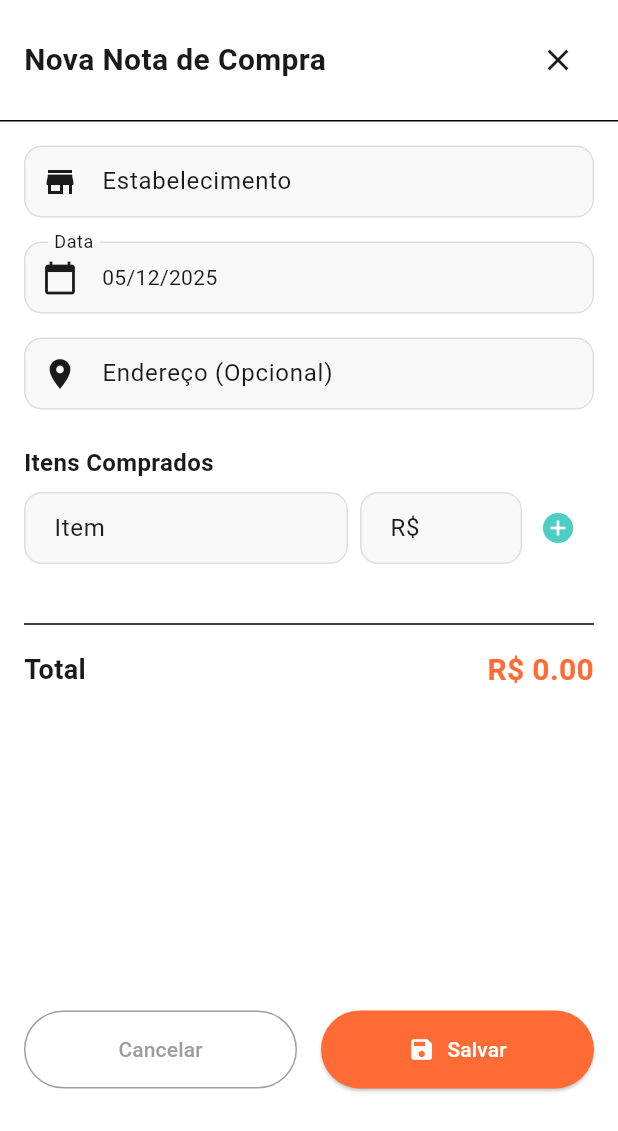
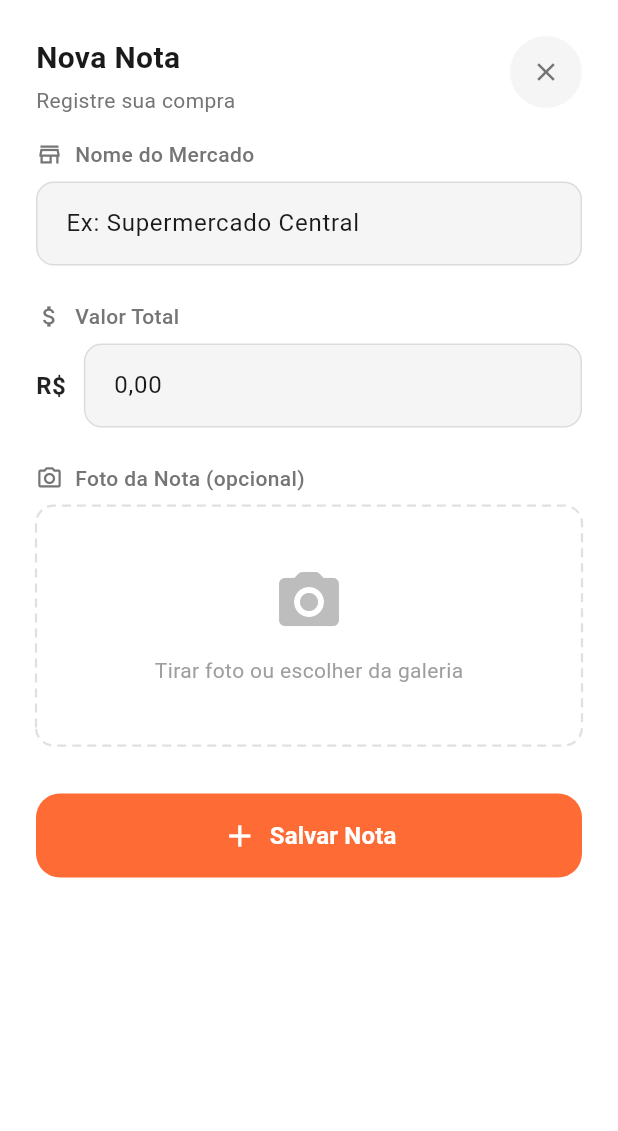
Before and after one commit to bcabreu/smart_market_list, a Flutter app: the AddNoteModal widget shown alone on an empty page, opened directly, on a phone screen of 412 x 824 dp. Shown: the top 1131 px of the screen. Run offline on Flutter 3.47's test engine with Material 3 defaults, Android fonts, the phone set to English and light mode, and no system bars; our stand-ins replace cached_network_image, flutter_riverpod, font_awesome_flutter, hive, hive_flutter, image_picker and 3 more; accounts and stored records are empty; network calls fail.

Commit message:
feat: refine add note modal inputs and spacing

```diff
--- a/lib/ui/screens/shopping_notes/modals/add_note_modal.dart
+++ b/lib/ui/screens/shopping_notes/modals/add_note_modal.dart
@@ -1,5 +1,8 @@
+import 'dart:io';
+import 'dart:ui';
 import 'package:flutter/material.dart';
 import 'package:flutter_riverpod/flutter_riverpod.dart';
+import 'package:image_picker/image_picker.dart';
 import 'package:intl/intl.dart';
 import 'package:smart_market_list/core/theme/app_colors.dart';
 import 'package:smart_market_list/data/models/shopping_item.dart';
@@ -18,35 +21,68 @@ class AddNoteModal extends ConsumerStatefulWidget {
 class _AddNoteModalState extends ConsumerState<AddNoteModal> {
   final _formKey = GlobalKey<FormState>();
   final _storeController = TextEditingController();
-  final _addressController = TextEditingController();
-  DateTime _selectedDate = DateTime.now();
-  final List<ShoppingItem> _items = [];
-
-  // Temporary item controllers
-  final _itemNameController = TextEditingController();
-  final _itemPriceController = TextEditingController();
+  final _totalController = TextEditingController();
+  String? _imagePath;
+  final ImagePicker _picker = ImagePicker();
 
   @override
   void dispose() {
     _storeController.dispose();
-    _addressController.dispose();
-    _itemNameController.dispose();
-    _itemPriceController.dispose();
+    _totalController.dispose();
     super.dispose();
   }
 
-  void _addItem() {
-    if (_itemNameController.text.isNotEmpty && _itemPriceController.text.isNotEmpty) {
+  Future<void> _pickImage() async {
+    final XFile? image = await _picker.pickImage(source: ImageSource.camera);
+    if (image != null) {
       setState(() {
-        _items.add(ShoppingItem(
-          name: _itemNameController.text,
-          price: double.tryParse(_itemPriceController.text.replaceAll(',', '.')) ?? 0.0,
-          quantity: '1 un',
-        ));
-        _itemNameController.clear();
-        _itemPriceController.clear();
+        _imagePath = image.path;
       });
     }
+  }
+
+  Future<void> _pickImageGallery() async {
+    final XFile? image = await _picker.pickImage(source: ImageSource.gallery);
+    if (image != null) {
+      setState(() {
+        _imagePath = image.path;
+      });
+    }
+  }
+
+  void _showImageSourceOptions() {
+    showModalBottomSheet(
+      context: context,
+      backgroundColor: Colors.transparent,
+      builder: (context) => Container(
+        decoration: BoxDecoration(
+          color: Theme.of(context).scaffoldBackgroundColor,
+          borderRadius: const BorderRadius.vertical(top: Radius.circular(20)),
+        ),
+        child: Column(
+          mainAxisSize: MainAxisSize.min,
+          children: [
+            ListTile(
+              leading: const Icon(Icons.camera_alt),
+              title: const Text('Tirar Foto'),
+              onTap: () {
+                Navigator.pop(context);
+                _pickImage();
+              },
+            ),
+            ListTile(
+              leading: const Icon(Icons.photo_library),
+              title: const Text('Escolher da Galeria'),
+              onTap: () {
+                Navigator.pop(context);
+                _pickImageGallery();
+              },
+            ),
+            const SizedBox(height: 20),
+          ],
+        ),
+      ),
+    );
   }
 
   void _saveNote() {
@@ -63,11 +99,24 @@ class _AddNoteModalState extends ConsumerState<AddNoteModal> {
         return;
       }
 
+      // Parse total value
+      String cleanValue = _totalController.text.replaceAll('R\$', '').replaceAll('.', '').replaceAll(',', '.').trim();
+      double totalValue = double.tryParse(cleanValue) ?? 0.0;
+
+      // Create a single item representing the total purchase
+      final items = [
+        ShoppingItem(
+          name: 'Compra Geral',
+          price: totalValue,
+          quantity: '1',
+        )
+      ];
+
       final note = ShoppingNote(
         storeName: _storeController.text,
-        date: _selectedDate,
-        address: _addressController.text,
-        items: _items,
+        date: DateTime.now(),
+        items: items,
+        photoUrl: _imagePath,
       );
 
       ref.read(shoppingNotesServiceProvider).createNote(note);
@@ -77,146 +126,157 @@ class _AddNoteModalState extends ConsumerState<AddNoteModal> {
 
   @override
   Widget build(BuildContext context) {
+    final isDark = Theme.of(context).brightness == Brightness.dark;
+    final inputFillColor = isDark ? const Color(0xFF2C2C2C) : const Color(0xFFF5F5F5);
+    final borderColor = isDark ? Colors.grey[800]! : Colors.grey[300]!;
+
     return Container(
-      height: MediaQuery.of(context).size.height * 0.9,
       decoration: BoxDecoration(
         color: Theme.of(context).scaffoldBackgroundColor,
-        borderRadius: const BorderRadius.vertical(top: Radius.circular(20)),
+        borderRadius: const BorderRadius.vertical(top: Radius.circular(24)),
       ),
+      child: SingleChildScrollView(
         child: Column(
+          mainAxisSize: MainAxisSize.min,
           children: [
             // Header
             Padding(
-            padding: const EdgeInsets.all(16),
+              padding: const EdgeInsets.fromLTRB(24, 24, 24, 16),
               child: Row(
                 mainAxisAlignment: MainAxisAlignment.spaceBetween,
+                crossAxisAlignment: CrossAxisAlignment.start,
+                children: [
+                  Column(
+                    crossAxisAlignment: CrossAxisAlignment.start,
                     children: [
                       const Text(
-                  'Nova Nota de Compra',
-                  style: TextStyle(fontSize: 20, fontWeight: FontWeight.bold),
+                        'Nova Nota',
+                        style: TextStyle(
+                          fontSize: 20,
+                          fontWeight: FontWeight.bold,
                         ),
-                IconButton(
-                  icon: const Icon(Icons.close),
+                      ),
+                      const SizedBox(height: 4),
+                      Text(
+                        'Registre sua compra',
+                        style: TextStyle(
+                          fontSize: 14,
+                          color: isDark ? Colors.grey[400] : Colors.grey[600],
+                        ),
+                      ),
+                    ],
+                  ),
+                  Container(
+                    decoration: BoxDecoration(
+                      color: isDark ? Colors.grey[800] : Colors.grey[100],
+                      shape: BoxShape.circle,
+                    ),
+                    child: IconButton(
+                      icon: const Icon(Icons.close, size: 20),
                       onPressed: () => Navigator.pop(context),
+                      color: isDark ? Colors.grey[400] : Colors.grey[600],
+                    ),
                   ),
                 ],
               ),
             ),
-          const Divider(height: 1),
 
-          Expanded(
-            child: SingleChildScrollView(
-              padding: const EdgeInsets.all(16),
+            Padding(
+              padding: const EdgeInsets.symmetric(horizontal: 24),
               child: Form(
                 key: _formKey,
                 child: Column(
                   crossAxisAlignment: CrossAxisAlignment.start,
                   children: [
+                    // Store Name
+                    _buildLabel('Nome do Mercado', Icons.store_outlined, isDark),
+                    const SizedBox(height: 8),
                     TextFormField(
                       controller: _storeController,
-                      decoration: const InputDecoration(
-                        labelText: 'Estabelecimento',
-                        prefixIcon: Icon(Icons.store),
+                      decoration: InputDecoration(
+                        hintText: 'Ex: Supermercado Central',
+                        filled: true,
+                        fillColor: inputFillColor,
+                        border: OutlineInputBorder(
+                          borderRadius: BorderRadius.circular(12),
+                          borderSide: BorderSide.none,
+                        ),
+                        contentPadding: const EdgeInsets.symmetric(horizontal: 16, vertical: 16),
                       ),
                       validator: (value) => value?.isEmpty ?? true ? 'Obrigatório' : null,
                     ),
-                    const SizedBox(height: 16),
+                    const SizedBox(height: 24),
 
-                    InkWell(
-                      onTap: () async {
-                        final date = await showDatePicker(
-                          context: context,
-                          initialDate: _selectedDate,
-                          firstDate: DateTime(2020),
-                          lastDate: DateTime.now(),
-                        );
-                        if (date != null) {
-                          setState(() => _selectedDate = date);
-                        }
-                      },
-                      child: InputDecorator(
-                        decoration: const InputDecoration(
-                          labelText: 'Data',
-                          prefixIcon: Icon(Icons.calendar_today),
-                        ),
-                        child: Text(DateFormat('dd/MM/yyyy').format(_selectedDate)),
+                    // Total Value
+                    _buildLabel('Valor Total', Icons.attach_money, isDark),
+                    const SizedBox(height: 8),
+                    Row(
+                      children: [
+                        Text(
+                          'R\$',
+                          style: TextStyle(
+                            fontSize: 16,
+                            fontWeight: FontWeight.bold,
+                            color: isDark ? Colors.white : Colors.black87,
                           ),
                         ),
-                    const SizedBox(height: 16),
-
-                    TextFormField(
-                      controller: _addressController,
-                      decoration: const InputDecoration(
-                        labelText: 'Endereço (Opcional)',
-                        prefixIcon: Icon(Icons.location_on),
+                        const SizedBox(width: 12),
+                        Expanded(
+                          child: TextFormField(
+                            controller: _totalController,
+                            keyboardType: const TextInputType.numberWithOptions(decimal: true),
+                            decoration: InputDecoration(
+                              hintText: '0,00',
+                              filled: true,
+                              fillColor: inputFillColor,
+                              border: OutlineInputBorder(
+                                borderRadius: BorderRadius.circular(12),
+                                borderSide: BorderSide.none,
                               ),
+                              contentPadding: const EdgeInsets.symmetric(horizontal: 16, vertical: 16),
+                            ),
+                            validator: (value) => value?.isEmpty ?? true ? 'Obrigatório' : null,
+                          ),
+                        ),
+                      ],
                     ),
                     const SizedBox(height: 24),
 
-                    // Items Section
-                    const Text(
-                      'Itens Comprados',
-                      style: TextStyle(fontSize: 16, fontWeight: FontWeight.w600),
+                    // Photo Upload
+                    _buildLabel('Foto da Nota (opcional)', Icons.camera_alt_outlined, isDark),
+                    const SizedBox(height: 8),
+                    GestureDetector(
+                      onTap: _showImageSourceOptions,
+                      child: CustomPaint(
+                        painter: DashedBorderPainter(color: borderColor),
+                        child: Container(
+                          width: double.infinity,
+                          height: 160,
+                          decoration: BoxDecoration(
+                            borderRadius: BorderRadius.circular(12),
                           ),
-                    const SizedBox(height: 8),
-
-                    // Add Item Row
-                    Row(
+                          child: _imagePath != null
+                              ? ClipRRect(
+                                  borderRadius: BorderRadius.circular(12),
+                                  child: Image.file(
+                                    File(_imagePath!),
+                                    fit: BoxFit.cover,
+                                  ),
+                                )
+                              : Column(
+                                  mainAxisAlignment: MainAxisAlignment.center,
                                   children: [
-                        Expanded(
-                          flex: 2,
-                          child: TextField(
-                            controller: _itemNameController,
-                            decoration: const InputDecoration(hintText: 'Item'),
+                                    Icon(
+                                      Icons.camera_alt_rounded,
+                                      size: 48,
+                                      color: isDark ? Colors.grey[600] : Colors.grey[400],
                                     ),
-                        ),
-                        const SizedBox(width: 8),
-                        Expanded(
-                          child: TextField(
-                            controller: _itemPriceController,
-                            keyboardType: TextInputType.number,
-                            decoration: const InputDecoration(hintText: 'R\$'),
-                          ),
-                        ),
-                        IconButton(
-                          icon: const Icon(Icons.add_circle, color: AppColors.primary),
-                          onPressed: _addItem,
-                        ),
-                      ],
-                    ),
-                    const SizedBox(height: 16),
-
-                    // Items List
-                    ..._items.map((item) => ListTile(
-                      dense: true,
-                      contentPadding: EdgeInsets.zero,
-                      title: Text(item.name),
-                      trailing: Text(
-                        'R\$ ${item.price.toStringAsFixed(2)}',
-                        style: const TextStyle(fontWeight: FontWeight.bold),
-                      ),
-                    )),
-
-                    const SizedBox(height: 16),
-                    const Divider(),
-                    Padding(
-                      padding: const EdgeInsets.symmetric(vertical: 8),
-                      child: Row(
-                        mainAxisAlignment: MainAxisAlignment.spaceBetween,
-                        children: [
-                          const Text(
-                            'Total',
-                            style: TextStyle(fontSize: 18, fontWeight: FontWeight.bold),
-                          ),
+                                    const SizedBox(height: 12),
                                     Text(
-                            'R\$ ${_items.fold(0.0, (sum, item) => sum + item.price).toStringAsFixed(2)}',
-                            style: const TextStyle(
-                              fontSize: 20,
-                              fontWeight: FontWeight.bold,
-                              color: AppColors.secondary,
-                            ),
-                          ),
-                        ],
+                                      'Tirar foto ou escolher da galeria',
+                                      style: TextStyle(
+                                        color: isDark ? Colors.grey[500] : Colors.grey[500],
+                                        fontSize: 14,
                                       ),
                                     ),
                                   ],
@@ -224,41 +284,125 @@ class _AddNoteModalState extends ConsumerState<AddNoteModal> {
                         ),
                       ),
                     ),
-
-          // Footer Actions
-          Padding(
-            padding: const EdgeInsets.all(16),
-            child: Row(
-              children: [
-                Expanded(
-                  child: OutlinedButton(
-                    onPressed: () => Navigator.pop(context),
-                    style: OutlinedButton.styleFrom(
-                      padding: const EdgeInsets.symmetric(vertical: 16),
-                      side: const BorderSide(color: Colors.grey),
-                      foregroundColor: Colors.grey,
-                    ),
-                    child: const Text('Cancelar'),
+                    const SizedBox(height: 32),
+                  ],
                 ),
               ),
-                const SizedBox(width: 16),
-                Expanded(
-                  child: ElevatedButton.icon(
+            ),
+
+            // Save Button
+            Padding(
+              padding: const EdgeInsets.fromLTRB(24, 0, 24, 0),
+              child: SizedBox(
+                width: double.infinity,
+                height: 56,
+                child: ElevatedButton(
                   onPressed: _saveNote,
                   style: ElevatedButton.styleFrom(
                     backgroundColor: AppColors.secondary,
                     foregroundColor: Colors.white,
-                      padding: const EdgeInsets.symmetric(vertical: 16),
+                    shape: RoundedRectangleBorder(
+                      borderRadius: BorderRadius.circular(16),
                     ),
-                    icon: const Icon(Icons.save),
-                    label: const Text('Salvar'),
+                    elevation: 0,
+                  ),
+                  child: const Row(
+                    mainAxisAlignment: MainAxisAlignment.center,
+                    children: [
+                      Icon(Icons.add, size: 24),
+                      SizedBox(width: 8),
+                      Text(
+                        'Salvar Nota',
+                        style: TextStyle(
+                          fontSize: 16,
+                          fontWeight: FontWeight.bold,
                         ),
                       ),
                     ],
                   ),
                 ),
+              ),
+            ),
+            // Add safe area padding and extra spacing for bottom
+            SizedBox(
+              height: MediaQuery.of(context).viewInsets.bottom +
+                     MediaQuery.of(context).padding.bottom +
+                     24,
+            ),
           ],
+        ),
       ),
     );
   }
+
+  Widget _buildLabel(String text, IconData icon, bool isDark) {
+    return Row(
+      children: [
+        Icon(
+          icon,
+          size: 18,
+          color: isDark ? Colors.grey[400] : Colors.grey[600],
+        ),
+        const SizedBox(width: 8),
+        Text(
+          text,
+          style: TextStyle(
+            fontSize: 14,
+            fontWeight: FontWeight.w500,
+            color: isDark ? Colors.grey[400] : Colors.grey[600],
+          ),
+        ),
+      ],
+    );
   }
+}
+
+class DashedBorderPainter extends CustomPainter {
+  final Color color;
+  final double strokeWidth;
+  final double dashWidth;
+  final double dashSpace;
+  final double radius;
+
+  DashedBorderPainter({
+    required this.color,
+    this.strokeWidth = 1.5,
+    this.dashWidth = 6,
+    this.dashSpace = 4,
+    this.radius = 12,
+  });
+
+  @override
+  void paint(Canvas canvas, Size size) {
+    final paint = Paint()
+      ..color = color
+      ..strokeWidth = strokeWidth
+      ..style = PaintingStyle.stroke;
+
+    final rrect = RRect.fromRectAndRadius(
+      Rect.fromLTWH(0, 0, size.width, size.height),
+      Radius.circular(radius),
+    );
+
+    final path = Path()..addRRect(rrect);
+
+    final Path dashPath = Path();
+    double distance = 0.0;
+
+    for (final PathMetric pathMetric in path.computeMetrics()) {
+      while (distance < pathMetric.length) {
+        dashPath.addPath(
+          pathMetric.extractPath(distance, distance + dashWidth),
+          Offset.zero,
+        );
+        distance += dashWidth + dashSpace;
+      }
+    }
+
+    canvas.drawPath(dashPath, paint);
+  }
+
+  @override
+  bool shouldRepaint(DashedBorderPainter oldDelegate) =>
+      color != oldDelegate.color || strokeWidth != oldDelegate.strokeWidth;
+}
```
Lines whose indentation alone changed are shown as unchanged.
